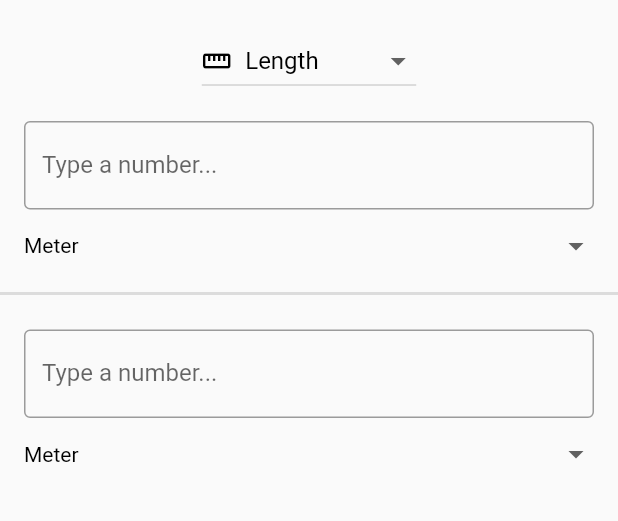
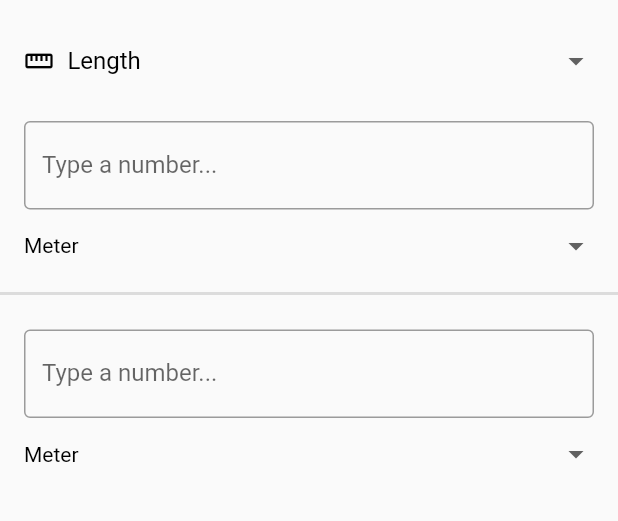
Before and after one commit to noamshamir/unit-conversion-app, a Flutter app: the screen it shows after launch, on a phone screen of 412 x 824 dp, the part 59-580 px from its top. Run offline on Flutter 3.47's test engine with Material 2 defaults, Android fonts, the phone set to English and light mode, and no system bars; missing offline and left inert: math_parser.

Commit message:
small formatting changes to fully functioning converter

```diff
--- a/lib/main.dart
+++ b/lib/main.dart
@@ -251,6 +251,11 @@ class _ConversionFormState extends State<ConversionForm> {
       Padding(
           padding: EdgeInsets.fromLTRB(16.0, 0.0, 16.0, 0.0),
           child: DropdownButton<String>(
+              underline: Container(
+                height: 0,
+                color: Colors.blue,
+              ),
+              isExpanded: true,
               value: currentMeasurement == "lengths"
                   ? "1"
                   : currentMeasurement == "temperatures"
```
